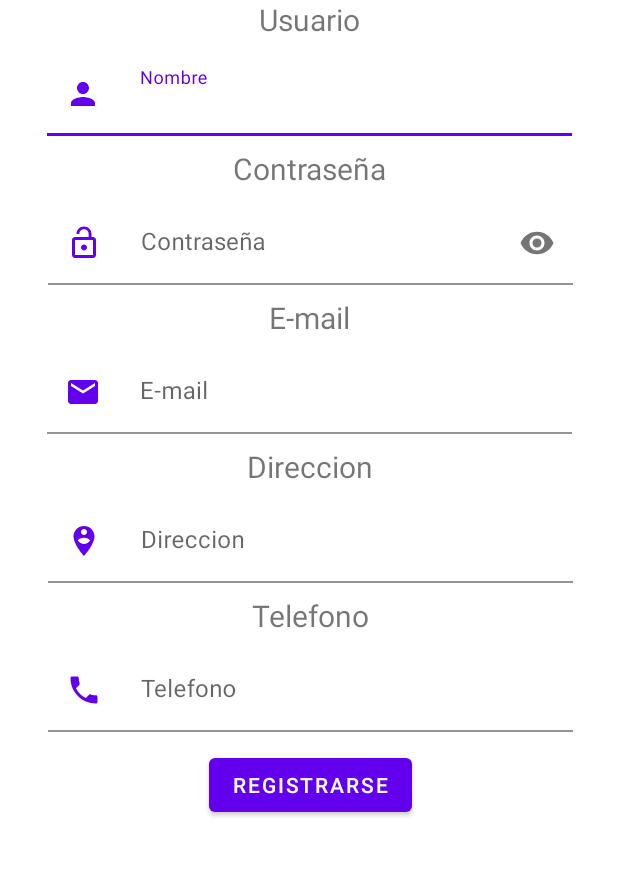
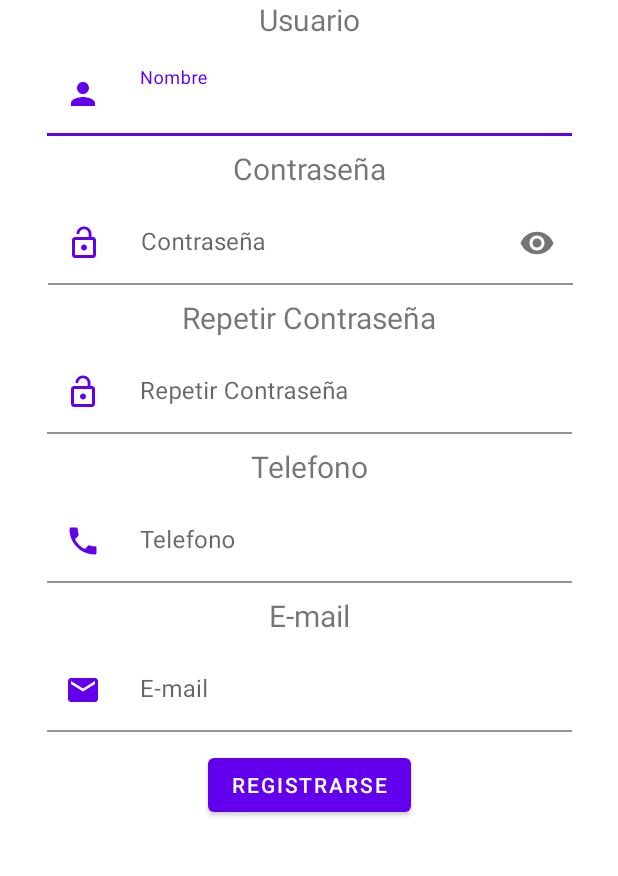
Before and after one commit to reca44/VinhaLopezAntonioProyectoPMDM, an Android app: the screen it shows after launch (RegistroActivity), after a tap on "REGISTRARSE", on a phone screen of 412 x 824 dp, the part 189-1065 px from its top. Run offline under Robolectric (Android 15) with nearby library versions, the phone set to English and light mode, and no system bars.

```diff
--- a/app/src/main/AndroidManifest.xml
+++ b/app/src/main/AndroidManifest.xml
@@ -26,7 +26,7 @@
         <activity
             android:name=".activities.LoginActivity"
             android:exported="true"
-            android:label="Login">
+            android:label="Recafilms">
 
             <intent-filter>
                 <action android:name="android.intent.action.MAIN" />
--- a/app/src/main/java/com/murallaromana/dam/activities/LoginActivity.kt
+++ b/app/src/main/java/com/murallaromana/dam/activities/LoginActivity.kt
@@ -3,50 +3,44 @@ package com.murallaromana.dam.activities
 import android.content.Intent
 import androidx.appcompat.app.AppCompatActivity
 import android.os.Bundle
-import android.widget.Button
 import android.widget.Toast
 import androidx.appcompat.app.AppCompatDelegate
-import com.google.android.material.textfield.TextInputEditText
 import com.murallaromana.dam.R
+import com.murallaromana.dam.databinding.ActivityLoginBinding
+import com.murallaromana.dam.model.data.SharePreferences
 
 class LoginActivity : AppCompatActivity() {
-    private lateinit var btRegistrarse: Button
-    private lateinit var btIniciar: Button
-    private  lateinit var textIUsuario: TextInputEditText
-    private  lateinit var textIpassLogin: TextInputEditText
+    private lateinit var binding: ActivityLoginBinding
+    companion object{
+        lateinit var preferences: SharePreferences
+    }
+
     override fun onCreate(savedInstanceState: Bundle?) {
         super.onCreate(savedInstanceState)
         AppCompatDelegate.setDefaultNightMode(AppCompatDelegate.MODE_NIGHT_NO)
 
-        setContentView(R.layout.activity_login)
-        btRegistrarse = findViewById(R.id.Registrarse)
-        btIniciar=findViewById(R.id.btIniciar)
-        btRegistrarse.setOnClickListener {
+        title="Login"
+        preferences= SharePreferences(applicationContext)
+        binding= ActivityLoginBinding.inflate(layoutInflater)
+        setContentView(binding.root)
+
+        //setContentView(R.layout.activity_login)
+        binding.btIniciar.setOnClickListener {
+/*            val usuario= preferences.recuperar("email") comentado para probas
+            val pass= preferences.recuperar("pass")
+
+            if (!usuario.equals(binding.inputUsuario.text.toString().trim())){
+                binding.inputUsuario.error="Usuario incorrecto"
+            }else if (!pass.equals(binding.inputPass.text.toString().trim())){
+                binding.inputPass.error="Contraseña incorrecta"
+            }else{*/
+                val intent= Intent(this, ListaPeliculasActivity::class.java)
+                startActivity(intent)
+            }
+    //}
+        binding.Registrarse.setOnClickListener{
             Toast.makeText(this, "Registro", Toast.LENGTH_SHORT).show()
             val intent= Intent(this, RegistroActivity::class.java)
-            startActivity(intent)
-    }
-
-        btIniciar.setOnClickListener{
-        textIUsuario=findViewById(R.id.inputUsuario)
-        textIpassLogin=findViewById(R.id.inputPass)
-//            val sharedPref =getPreferences(MODE_PRIVATE)
-//           // val defaultValue = resources.getString(R.integer.saved_high_score_default_key)
-//
-//            val highScore = sharedPref.getString("Usuario", "")
-//            val highScore2 = sharedPref.getString("Password", "")
-//            if (highScore.equals(textIUsuario.text.toString())&&
-//                highScore2.equals(textIpassLogin.text.toString())){
-//                Toast.makeText(this,"Datos correctos",Toast.LENGTH_SHORT).show()
-//
-//
-//            }else{
-//                Toast.makeText(this,"Error,datos mal",Toast.LENGTH_SHORT).show()
-//               // textIUsuario.setText(highScore)
-//               // textIpassLogin.setText(highScore2)
-//            }
-            //Toast.makeText(this, "listado", Toast.LENGTH_SHORT).show()
-            val intent= Intent(this, ListaPeliculasActivity::class.java)
             startActivity(intent)
         }
 
--- a/app/src/main/java/com/murallaromana/dam/activities/RegistroActivity.kt
+++ b/app/src/main/java/com/murallaromana/dam/activities/RegistroActivity.kt
@@ -1,26 +1,72 @@
 package com.murallaromana.dam.activities
 
-import android.content.Context
+
 import androidx.appcompat.app.AppCompatActivity
 import android.os.Bundle
-import android.widget.Button
-import com.google.android.material.textfield.TextInputEditText
+import android.util.Patterns
+import android.widget.Toast
 import com.murallaromana.dam.R
+import com.murallaromana.dam.databinding.ActivityRegistroBinding
+import com.murallaromana.dam.activities.LoginActivity.Companion.preferences
+import java.util.regex.Pattern
 
 class RegistroActivity : AppCompatActivity() {
-    private lateinit var btRegistrarse:Button
-    private  lateinit var textIUsuario: TextInputEditText
-    private  lateinit var textPass: TextInputEditText
-    private  lateinit var textMail: TextInputEditText
-    private  lateinit var textDireccion: TextInputEditText
-    private  lateinit var textTelefono: TextInputEditText
+
+    private lateinit var binding: ActivityRegistroBinding
+
     override fun onCreate(savedInstanceState: Bundle?) {
         super.onCreate(savedInstanceState)
         setContentView(R.layout.activity_registro)
-        btRegistrarse=findViewById(R.id.btRegistrarse)
-        btRegistrarse.setOnClickListener {onBackPressed()
 
-        textIUsuario=findViewById(R.id.inputUsuario)
+        binding = ActivityRegistroBinding.inflate(layoutInflater)
+        setContentView(binding.root)
+
+        binding.btRegistrarse.setOnClickListener {
+            //volver al login
+
+            //share preferences
+            if (comprobarDatos()) {
+                val mail = binding.inputMail.text.toString()
+                val pass = binding.inputPass.text.toString()
+                preferences.guardar(mail, pass)
+                onBackPressed()
+            }
+
+        }
+    }
+
+    private fun validarEmail(email: String): Boolean {
+        val pattern: Pattern = Patterns.EMAIL_ADDRESS
+        return pattern.matcher(email).matches()
+    }
+
+    private fun comprobarDatos(): Boolean {
+        val pass = binding.inputPass.text.toString()
+        val pass2 = binding.inputpass2.text.toString()
+
+        if (!validarEmail(binding.inputMail.text.toString())) {
+            //mensaje error mail
+            Toast.makeText(this, "mail incorrecto", Toast.LENGTH_SHORT)
+                .show()
+            return false
+        } else if (pass.length < 8 || pass.length > 20) {
+            //comprobamos que la longitud se encuentre entre 8 y 20
+            Toast.makeText(this, "La contraseña no tiene la longitud correcta", Toast.LENGTH_SHORT)
+                .show()
+            return false
+        } else if (pass != pass2) {
+            //Mensaje de que las contraseñas no son correctas
+            Toast.makeText(this, "Las contraseñas no coinciden", Toast.LENGTH_SHORT)
+                .show()
+            return false
+        }
+        return true
+    }
+}
+
+
+/*
+                textIUsuario=findViewById(R.id.inputUsuario)
         textPass=findViewById(R.id.inputPass)
         textMail=findViewById(R.id.inputMail)
         textDireccion=findViewById(R.id.inputDireccion)
@@ -37,9 +83,4 @@ class RegistroActivity : AppCompatActivity() {
             }
 
           //  val editor = sharedPref.edit()
-            //editor.putInt("", 1)
-
-        }
-
-    }
-}
+            //editor.putInt("", 1)*/
--- a/app/src/main/java/com/murallaromana/dam/adapters/ListaPeliculasAdapter.kt
+++ b/app/src/main/java/com/murallaromana/dam/adapters/ListaPeliculasAdapter.kt
@@ -1,4 +1,5 @@
 package com.murallaromana.dam.adapters
+import android.content.Context
 import android.content.Intent
 import android.view.LayoutInflater
 import android.view.View
@@ -11,13 +12,13 @@ import com.murallaromana.dam.activities.DetallesActivity
 import com.murallaromana.dam.model.entities.Pelicula
 import com.squareup.picasso.Picasso
 
-class ListaPeliculasAdapter(val peliculas: List<Pelicula>):RecyclerView.Adapter<ListaPeliculasAdapter.PeliculasViewHolder>() {
+class ListaPeliculasAdapter(private val peliculas: List<Pelicula>,val context: Context):RecyclerView.Adapter<ListaPeliculasAdapter.PeliculasViewHolder>() {
 
     class PeliculasViewHolder(itemView: View) :RecyclerView.ViewHolder(itemView){
         val tvTitulo=itemView.findViewById<TextView>(R.id.tvTitulo)
         val ivFoto=itemView.findViewById<ImageView>(R.id.ivFoto)
         val tvGenero=itemView.findViewById<TextView>(R.id.tvGenero)
-        //val tvUrl=itemView.findViewById<TextView>(R.id.tvUrl)
+        val tvDirector=itemView.findViewById<TextView>(R.id.tvDirector)
         val tvNota=itemView.findViewById<TextView>(R.id.tvNota)
     }
 
@@ -32,6 +33,7 @@ class ListaPeliculasAdapter(val peliculas: List<Pelicula>):RecyclerView.Adapter<
         holder.tvTitulo.setText(pelicula.titulo)
         holder.tvGenero.setText(pelicula.genero)
         holder.tvNota.setText(pelicula.puntuacion.toString())
+        holder.tvDirector.setText(pelicula.director)
         Picasso.get().isLoggingEnabled = true
         Picasso.get().load(pelicula.url).into(holder.ivFoto)
 
--- /dev/null
+++ b/app/src/main/java/com/murallaromana/dam/model/data/SharePreferences.kt
@@ -0,0 +1,26 @@
+package com.murallaromana.dam.model.data
+
+import android.content.Context
+import android.content.SharedPreferences
+
+class SharePreferences(val context: Context) {
+    private val archivoSP = "SharedPreferences"
+    private val preferences: SharedPreferences = context.getSharedPreferences(archivoSP, 0)
+
+    fun guardar(email: String, pass: String) {
+
+        preferences.edit().putString("email", email.trim()).apply()
+        preferences.edit().putString("pass", pass.trim()).apply()
+
+    }
+
+    fun recuperar(datoARecuperar: String): String? {
+
+        if (datoARecuperar == "email") {
+            return preferences.getString("email", null)
+        } else if (datoARecuperar == "pass") {
+            return preferences.getString("pass", null)
+        }
+        return null
+    }
+}
--- a/app/src/main/java/com/murallaromana/dam/model/entities/Pelicula.kt
+++ b/app/src/main/java/com/murallaromana/dam/model/entities/Pelicula.kt
@@ -2,9 +2,9 @@ package com.murallaromana.dam.model.entities
 
 import java.io.Serializable
 
-class Pelicula(
+data class Pelicula(
     var puntuacion: Double,
-    var nombreComun: String,
+    var director: String,
     var titulo: String,
     var genero: String,
     var url: String
--- a/app/src/main/res/layout/activity_detalles.xml
+++ b/app/src/main/res/layout/activity_detalles.xml
@@ -20,8 +20,8 @@
 
         <ImageView
             android:id="@+id/tvImagen"
-            android:layout_width="200dp"
-            android:layout_height="200dp"
+            android:layout_width="300dp"
+            android:layout_height="300dp"
             android:layout_marginTop="8dp"
             app:layout_constraintEnd_toEndOf="parent"
             app:layout_constraintStart_toStartOf="parent"
@@ -85,7 +85,7 @@
                 android:id="@+id/tNombreComun"
                 android:layout_width="match_parent"
                 android:layout_height="wrap_content"
-                android:hint="Nombre Común"
+                android:hint="Director"
                 android:enabled="false"
                 android:textColor="@color/black"/>
         </com.google.android.material.textfield.TextInputLayout>
--- a/app/src/main/res/layout/activity_login.xml
+++ b/app/src/main/res/layout/activity_login.xml
@@ -30,7 +30,7 @@
         android:layout_width="wrap_content"
         android:layout_height="wrap_content"
         android:layout_marginTop="16dp"
-        android:text="Usuario"
+        android:text="E-mail"
         android:textSize="20sp"
         app:layout_constraintEnd_toEndOf="@+id/textView5"
         app:layout_constraintStart_toStartOf="@+id/textView5"
@@ -59,7 +59,7 @@
             android:layout_width="match_parent"
             android:layout_height="wrap_content"
             android:drawablePadding="10dp"
-            android:hint="Introduce tu usuario" />
+            android:hint="Introduce E-mail" />
     </com.google.android.material.textfield.TextInputLayout>
 
     <TextView
--- a/app/src/main/res/layout/activity_registro.xml
+++ b/app/src/main/res/layout/activity_registro.xml
@@ -11,7 +11,7 @@
     tools:context=".activities.LoginActivity">
 
     <TextView
-        android:id="@+id/textView2"
+        android:id="@+id/ecaFilms"
         android:layout_width="wrap_content"
         android:layout_height="wrap_content"
         android:layout_marginTop="16dp"
@@ -31,9 +31,9 @@
         android:layout_marginTop="8dp"
         android:text="Usuario"
         android:textSize="20sp"
-        app:layout_constraintEnd_toEndOf="@+id/textView2"
-        app:layout_constraintStart_toStartOf="@+id/textView2"
-        app:layout_constraintTop_toBottomOf="@+id/textView2" />
+        app:layout_constraintEnd_toEndOf="@+id/ecaFilms"
+        app:layout_constraintStart_toStartOf="@+id/ecaFilms"
+        app:layout_constraintTop_toBottomOf="@+id/ecaFilms" />
 
     <com.google.android.material.textfield.TextInputLayout
         android:id="@+id/textIUsuario"
@@ -59,7 +59,7 @@
     </com.google.android.material.textfield.TextInputLayout>
 
     <TextView
-        android:id="@+id/textView3"
+        android:id="@+id/contrasena"
         android:layout_width="wrap_content"
         android:layout_height="wrap_content"
         android:layout_marginTop="@dimen/margin_vertical_entre_editText"
@@ -76,9 +76,9 @@
         android:layout_marginStart="16dp"
         android:layout_marginTop="@dimen/margin_vertical_entre_editText"
         android:layout_marginEnd="16dp"
-        app:layout_constraintEnd_toEndOf="@+id/textView3"
-        app:layout_constraintStart_toStartOf="@+id/textView3"
-        app:layout_constraintTop_toBottomOf="@+id/textView3"
+        app:layout_constraintEnd_toEndOf="@+id/contrasena"
+        app:layout_constraintStart_toStartOf="@+id/contrasena"
+        app:layout_constraintTop_toBottomOf="@+id/contrasena"
         app:startIconDrawable="@drawable/candadopass"
         app:startIconTint="@color/purple_500"
         app:passwordToggleEnabled="true">
@@ -95,15 +95,62 @@
     </com.google.android.material.textfield.TextInputLayout>
 
     <TextView
-        android:id="@+id/textView4"
+        android:id="@+id/textrepetir"
+        android:layout_width="wrap_content"
+        android:layout_height="wrap_content"
+        android:layout_marginTop="@dimen/margin_vertical_entre_editText"
+        android:text="Repetir Contraseña"
+        android:textSize="20sp"
+        app:layout_constraintEnd_toEndOf="parent"
+        app:layout_constraintStart_toStartOf="parent"
+        app:layout_constraintTop_toBottomOf="@+id/textIContrasena" />
+
+    <com.google.android.material.textfield.TextInputLayout
+        android:id="@+id/textIpass2"
+        android:layout_width="350dp"
+        android:layout_height="wrap_content"
+        android:layout_marginStart="16dp"
+        android:layout_marginTop="8dp"
+        android:layout_marginEnd="16dp"
+        android:background="@android:color/transparent"
+        app:boxBackgroundColor="@android:color/transparent"
+        app:startIconDrawable="@drawable/candadopass"
+        app:startIconTint="@color/purple_500"
+        app:layout_constraintEnd_toEndOf="@+id/textrepetir"
+        app:layout_constraintStart_toStartOf="@+id/textrepetir"
+        app:layout_constraintTop_toBottomOf="@+id/textrepetir"
+>
+
+        <com.google.android.material.textfield.TextInputEditText
+            android:id="@+id/inputpass2"
+            android:layout_width="match_parent"
+            android:layout_height="wrap_content"
+            android:drawablePadding="10dp"
+            android:hint="Repetir Contraseña" />
+    </com.google.android.material.textfield.TextInputLayout>
+
+
+
+    <Button
+        android:id="@+id/btRegistrarse"
+        android:layout_width="wrap_content"
+        android:layout_height="wrap_content"
+        android:layout_marginTop="11dp"
+        android:text="Registrarse"
+        app:layout_constraintEnd_toEndOf="@+id/textIMail"
+        app:layout_constraintStart_toStartOf="@+id/textIMail"
+        app:layout_constraintTop_toBottomOf="@+id/textIMail" />
+
+    <TextView
+        android:id="@+id/textMailtext"
         android:layout_width="wrap_content"
         android:layout_height="wrap_content"
         android:layout_marginTop="@dimen/margin_vertical_entre_editText"
         android:text="E-mail"
         android:textSize="20sp"
-        app:layout_constraintEnd_toEndOf="parent"
-        app:layout_constraintStart_toStartOf="parent"
-        app:layout_constraintTop_toBottomOf="@+id/textIContrasena" />
+        app:layout_constraintEnd_toEndOf="@+id/tITelefono"
+        app:layout_constraintStart_toStartOf="@+id/tITelefono"
+        app:layout_constraintTop_toBottomOf="@+id/tITelefono" />
 
     <com.google.android.material.textfield.TextInputLayout
         android:id="@+id/textIMail"
@@ -114,9 +161,10 @@
         android:layout_marginEnd="16dp"
         app:startIconDrawable="@drawable/mail"
         app:startIconTint="@color/purple_500"
-        app:layout_constraintEnd_toEndOf="@+id/textView4"
-        app:layout_constraintStart_toStartOf="@+id/textView4"
-        app:layout_constraintTop_toBottomOf="@+id/textView4">
+        app:layout_constraintEnd_toEndOf="@+id/textMailtext"
+        app:layout_constraintStart_toStartOf="@+id/textMailtext"
+        app:layout_constraintTop_toBottomOf="@+id/textMailtext"
+        >
 
         <com.google.android.material.textfield.TextInputEditText
             android:id="@+id/inputMail"
@@ -129,60 +177,16 @@
             android:inputType="textEmailAddress" />
     </com.google.android.material.textfield.TextInputLayout>
 
-    <Button
-        android:id="@+id/btRegistrarse"
-        android:layout_width="wrap_content"
-        android:layout_height="wrap_content"
-        android:layout_marginTop="11dp"
-        android:text="Registrarse"
-        app:layout_constraintEnd_toEndOf="@+id/tITelefono"
-        app:layout_constraintStart_toStartOf="@+id/tITelefono"
-        app:layout_constraintTop_toBottomOf="@+id/tITelefono" />
-
     <TextView
-        android:id="@+id/textView8"
-        android:layout_width="wrap_content"
-        android:layout_height="wrap_content"
-        android:layout_marginTop="@dimen/margin_vertical_entre_editText"
-        android:text="Direccion"
-        android:textSize="20sp"
-        app:layout_constraintEnd_toEndOf="@+id/textIMail"
-        app:layout_constraintStart_toStartOf="@+id/textIMail"
-        app:layout_constraintTop_toBottomOf="@+id/textIMail" />
-
-    <com.google.android.material.textfield.TextInputLayout
-        android:id="@+id/textIDireccion"
-        android:layout_width="350dp"
-        android:layout_height="wrap_content"
-        android:layout_marginStart="16dp"
-        android:layout_marginTop="8dp"
-        android:layout_marginEnd="16dp"
-        android:background="@android:color/transparent"
-        app:boxBackgroundColor="@android:color/transparent"
-        app:startIconDrawable="@drawable/direccion"
-        app:startIconTint="@color/purple_500"
-        app:layout_constraintEnd_toEndOf="@+id/textView8"
-        app:layout_constraintStart_toStartOf="@+id/textView8"
-        app:layout_constraintTop_toBottomOf="@+id/textView8">
-
-        <com.google.android.material.textfield.TextInputEditText
-            android:id="@+id/inputDireccion"
-            android:layout_width="match_parent"
-            android:layout_height="wrap_content"
-            android:drawablePadding="10dp"
-            android:hint="Direccion" />
-    </com.google.android.material.textfield.TextInputLayout>
-
-    <TextView
-        android:id="@+id/textView9"
+        android:id="@+id/texTelefono"
         android:layout_width="wrap_content"
         android:layout_height="wrap_content"
         android:layout_marginTop="8dp"
         android:text="Telefono"
         android:textSize="20sp"
-        app:layout_constraintEnd_toEndOf="@+id/textIDireccion"
-        app:layout_constraintStart_toStartOf="@+id/textIDireccion"
-        app:layout_constraintTop_toBottomOf="@+id/textIDireccion" />
+        app:layout_constraintEnd_toEndOf="@+id/textIpass2"
+        app:layout_constraintStart_toStartOf="@+id/textIpass2"
+        app:layout_constraintTop_toBottomOf="@+id/textIpass2" />
 
     <com.google.android.material.textfield.TextInputLayout
         android:id="@+id/tITelefono"
@@ -195,9 +199,9 @@
         android:layout_marginEnd="16dp"
         app:startIconDrawable="@drawable/telefono"
         app:startIconTint="@color/purple_500"
-        app:layout_constraintEnd_toEndOf="@+id/textView9"
-        app:layout_constraintStart_toStartOf="@+id/textView9"
-        app:layout_constraintTop_toBottomOf="@+id/textView9">
+        app:layout_constraintEnd_toEndOf="@+id/texTelefono"
+        app:layout_constraintStart_toStartOf="@+id/texTelefono"
+        app:layout_constraintTop_toBottomOf="@+id/texTelefono">
 
         <com.google.android.material.textfield.TextInputEditText
             android:id="@+id/inputTelefono"
@@ -213,9 +217,9 @@
         android:layout_height="75dp"
         android:layout_marginEnd="159dp"
         android:translationZ="1dp"
-        app:layout_constraintBottom_toBottomOf="@+id/textView2"
-        app:layout_constraintEnd_toEndOf="@+id/textView2"
-        app:layout_constraintTop_toTopOf="@+id/textView2"
+        app:layout_constraintBottom_toBottomOf="@+id/ecaFilms"
+        app:layout_constraintEnd_toEndOf="@+id/ecaFilms"
+        app:layout_constraintTop_toTopOf="@+id/ecaFilms"
         app:srcCompat="@drawable/recafilms" />
 
 </androidx.constraintlayout.widget.ConstraintLayout>
```
Also changed, not shown: app/src/main/java/com/murallaromana/dam/App.kt (added, +20 -0 lines), app/src/main/java/com/murallaromana/dam/activities/DetallesActivity.kt (+24 -13 lines), app/src/main/java/com/murallaromana/dam/activities/ListaPeliculasActivity.kt (+9 -5 lines), app/src/main/java/com/murallaromana/dam/model/data/PeliculasDaoMockImpl.kt (+25 -19 lines), app/src/main/res/layout/activity_item_pelicula.xml (+22 -10 lines), app/src/main/res/layout/activity_lista_peliculas.xml (+4 -3 lines).
